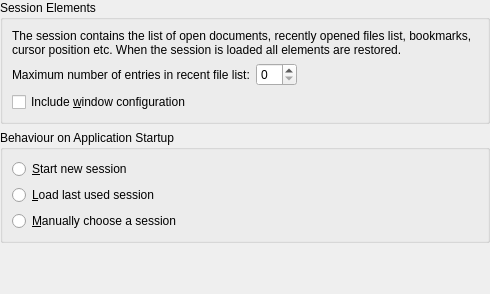
First picture: the form in kate/ui/sessionconfigwidget.ui, repository KDE/kate, before the edit.
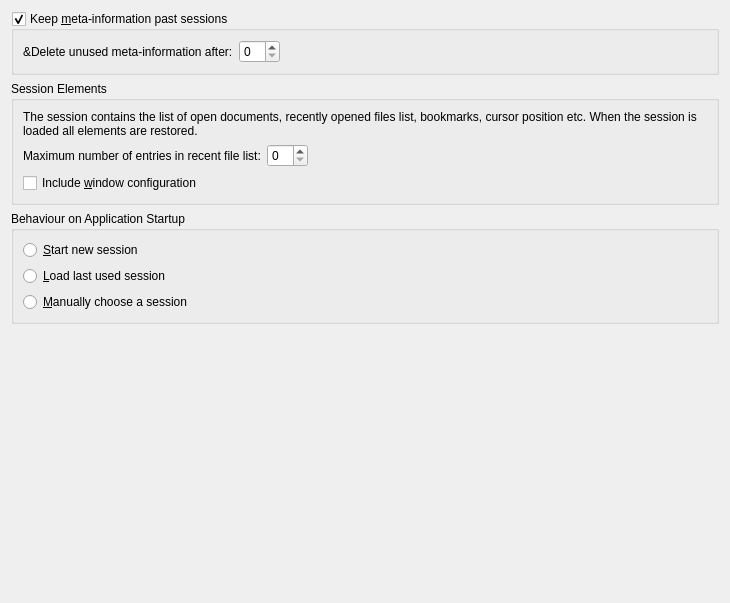
Second picture: the form after the edit. Custom widgets are drawn as their Qt base class.

Commit message: move meta info session storage option to sessions page

Diff of the .ui file:
```diff
--- a/kate/ui/sessionconfigwidget.ui
+++ b/kate/ui/sessionconfigwidget.ui
@@ -6,23 +6,53 @@
    <rect>
     <x>0</x>
     <y>0</y>
-    <width>490</width>
-    <height>294</height>
+    <width>730</width>
+    <height>603</height>
    </rect>
   </property>
-  <layout class="QVBoxLayout" name="verticalLayout">
-   <property name="leftMargin">
-    <number>0</number>
-   </property>
-   <property name="topMargin">
-    <number>0</number>
-   </property>
-   <property name="rightMargin">
-    <number>0</number>
-   </property>
-   <property name="bottomMargin">
-    <number>0</number>
-   </property>
+  <layout class="QVBoxLayout" name="verticalLayout_4">
+   <item>
+    <widget class="QGroupBox" name="saveMetaInfos">
+     <property name="whatsThis">
+      <string>Check this if you want document configuration like for example bookmarks to be saved past editor sessions. The configuration will be restored if the document has not changed when reopened.</string>
+     </property>
+     <property name="title">
+      <string>Keep &amp;meta-information past sessions</string>
+     </property>
+     <property name="checkable">
+      <bool>true</bool>
+     </property>
+     <layout class="QVBoxLayout" name="verticalLayout">
+      <item>
+       <layout class="QHBoxLayout" name="horizontalLayout_2">
+        <item>
+         <widget class="QLabel" name="label_3">
+          <property name="text">
+           <string>&amp;Delete unused meta-information after:</string>
+          </property>
+         </widget>
+        </item>
+        <item>
+         <widget class="KPluralHandlingSpinBox" name="daysMetaInfos"/>
+        </item>
+        <item>
+         <spacer name="horizontalSpacer_2">
+          <property name="orientation">
+           <enum>Qt::Horizontal</enum>
+          </property>
+          <property name="sizeHint" stdset="0">
+           <size>
+            <width>40</width>
+            <height>20</height>
+           </size>
+          </property>
+         </spacer>
+        </item>
+       </layout>
+      </item>
+     </layout>
+    </widget>
+   </item>
    <item>
     <widget class="QGroupBox" name="gbElements">
      <property name="title">
@@ -120,13 +150,20 @@
      <property name="sizeHint" stdset="0">
       <size>
        <width>20</width>
-       <height>0</height>
+       <height>40</height>
       </size>
      </property>
     </spacer>
    </item>
   </layout>
  </widget>
+ <customwidgets>
+  <customwidget>
+   <class>KPluralHandlingSpinBox</class>
+   <extends>QSpinBox</extends>
+   <header>kpluralhandlingspinbox.h</header>
+  </customwidget>
+ </customwidgets>
  <tabstops>
   <tabstop>spinBoxRecentFilesCount</tabstop>
   <tabstop>restoreVC</tabstop>
```
The commit also changes 2 other files.
